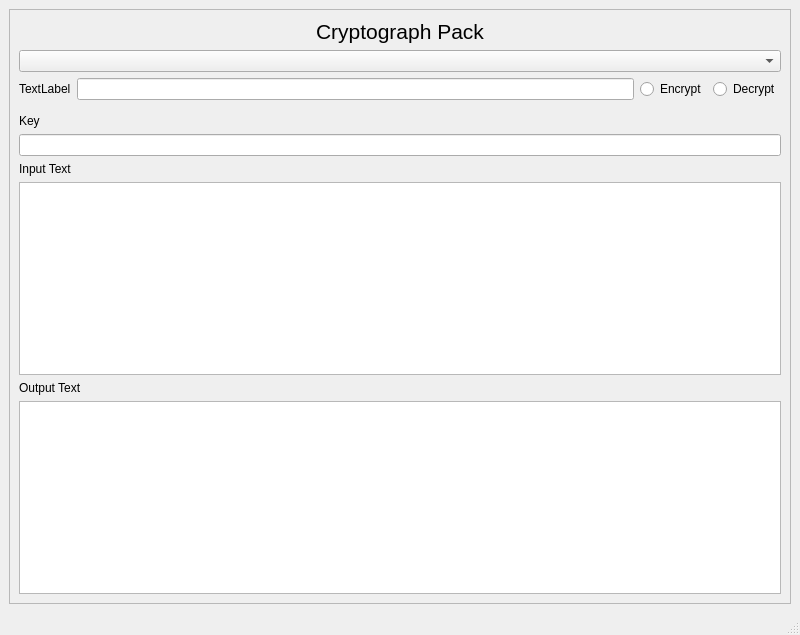
rc14193/PyGenereEncryptor, file gui.ui: the form before one commit.
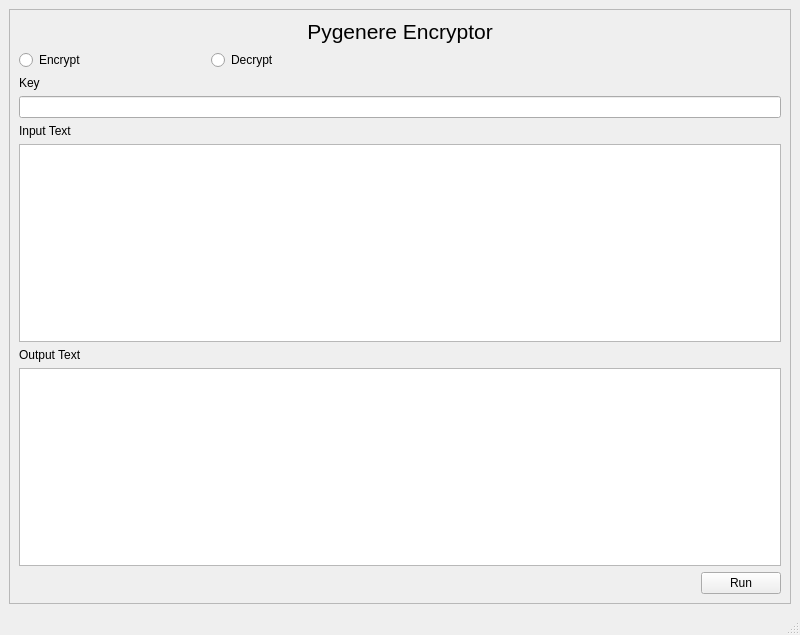
The form after the commit.

What changed in the file:
```diff
--- a/gui.ui
+++ b/gui.ui
@@ -24,7 +24,57 @@
        <enum>QFrame::Raised</enum>
       </property>
       <layout class="QGridLayout" name="gridLayout">
-       <item row="0" column="0">
+       <item row="3" column="0" colspan="2">
+        <layout class="QVBoxLayout" name="verticalLayout_3">
+         <item>
+          <widget class="QLabel" name="key_label">
+           <property name="text">
+            <string>Key</string>
+           </property>
+          </widget>
+         </item>
+         <item>
+          <widget class="QLineEdit" name="key_lineEdit"/>
+         </item>
+         <item>
+          <widget class="QLabel" name="input_label">
+           <property name="text">
+            <string>Input Text</string>
+           </property>
+          </widget>
+         </item>
+         <item>
+          <widget class="QTextEdit" name="input_textEdit"/>
+         </item>
+         <item>
+          <widget class="QLabel" name="out_text_label">
+           <property name="text">
+            <string>Output Text</string>
+           </property>
+          </widget>
+         </item>
+         <item>
+          <widget class="QTextEdit" name="output_text"/>
+         </item>
+         <item>
+          <widget class="QPushButton" name="cipher_exec">
+           <property name="sizePolicy">
+            <sizepolicy hsizetype="Maximum" vsizetype="Fixed">
+             <horstretch>0</horstretch>
+             <verstretch>0</verstretch>
+            </sizepolicy>
+           </property>
+           <property name="layoutDirection">
+            <enum>Qt::RightToLeft</enum>
+           </property>
+           <property name="text">
+            <string>Run</string>
+           </property>
+          </widget>
+         </item>
+        </layout>
+       </item>
+       <item row="0" column="0" rowspan="2" colspan="2">
         <layout class="QVBoxLayout" name="verticalLayout_2">
          <item>
           <widget class="QLabel" name="label">
@@ -34,81 +84,31 @@
             </font>
            </property>
            <property name="text">
-            <string>Cryptograph Pack</string>
+            <string>Pygenere Encryptor</string>
            </property>
            <property name="alignment">
             <set>Qt::AlignHCenter|Qt::AlignTop</set>
            </property>
           </widget>
          </item>
-         <item>
-          <widget class="QComboBox" name="comboBox"/>
-         </item>
         </layout>
        </item>
-       <item row="1" column="0">
-        <layout class="QVBoxLayout" name="verticalLayout_3">
+       <item row="2" column="0">
+        <layout class="QHBoxLayout" name="horizontalLayout_3">
          <item>
-          <layout class="QHBoxLayout" name="horizontalLayout">
-           <property name="bottomMargin">
-            <number>8</number>
-           </property>
-           <item>
-            <widget class="QLabel" name="label_5">
-             <property name="text">
-              <string>TextLabel</string>
-             </property>
-            </widget>
-           </item>
-           <item>
-            <widget class="QLineEdit" name="lineEdit_2"/>
-           </item>
-           <item>
-            <widget class="QRadioButton" name="radioButton_2">
-             <property name="text">
-              <string>Encrypt</string>
-             </property>
-            </widget>
-           </item>
-           <item>
-            <widget class="QRadioButton" name="radioButton">
-             <property name="text">
-              <string>Decrypt</string>
-             </property>
-            </widget>
-           </item>
-          </layout>
-         </item>
-         <item>
-          <widget class="QLabel" name="label_4">
+          <widget class="QRadioButton" name="encrypt_radioButton">
            <property name="text">
-            <string>Key</string>
+            <string>Encrypt</string>
            </property>
           </widget>
          </item>
          <item>
-          <widget class="QLineEdit" name="lineEdit"/>
-         </item>
-         <item>
-          <widget class="QLabel" name="label_2">
+          <widget class="QRadioButton" name="decrypt_radioButton">
            <property name="text">
-            <string>Input Text</string>
+            <string>Decrypt</string>
            </property>
           </widget>
          </item>
-         <item>
-          <widget class="QTextEdit" name="textEdit"/>
-         </item>
-         <item>
-          <widget class="QLabel" name="label_3">
-           <property name="text">
-            <string>Output Text</string>
-           </property>
-          </widget>
-         </item>
-         <item>
-          <widget class="QTextEdit" name="textEdit_2"/>
-         </item>
         </layout>
        </item>
       </layout>
```
Left out of the diff: 12 changed lines with no effect on the pictures.
